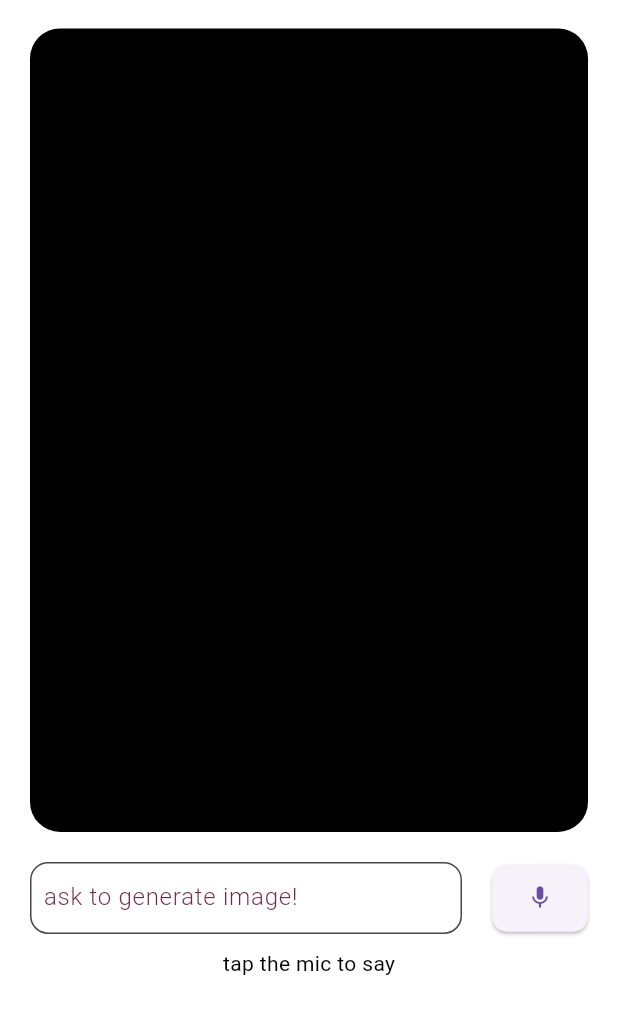
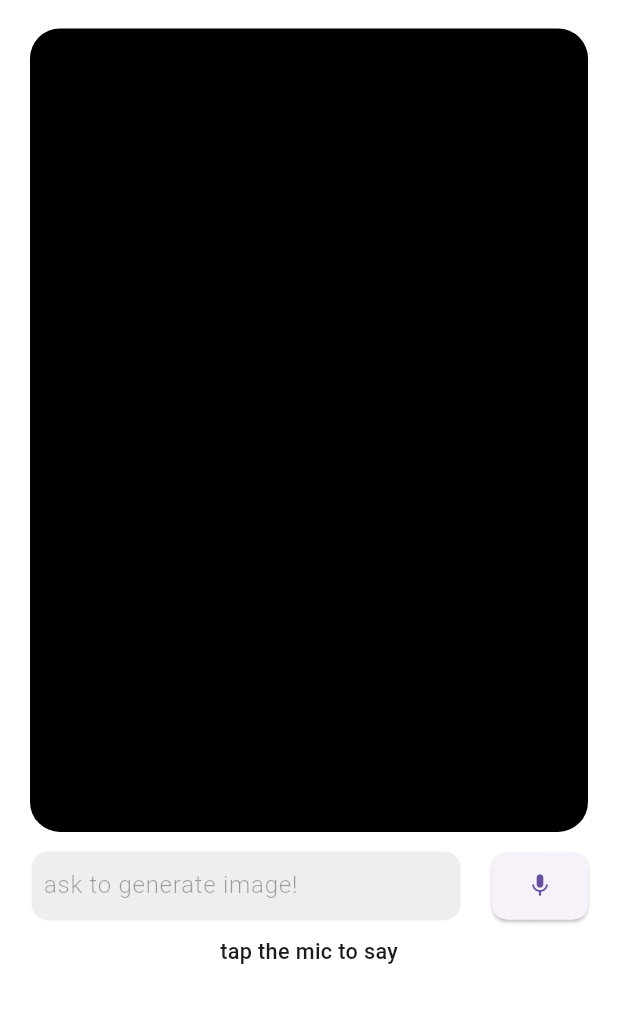
Before and after one commit to Utkarsh4517/Brahma-ChatGPT-Dall-E-Flutter, a Flutter app: the ImageScreen screen opened directly, on a phone screen of 412 x 824 dp, the part 63-1097 px from its top. Run offline on Flutter 3.47's test engine with Material 2 defaults, Android fonts, the phone set to English and light mode, and no system bars; drawn by our look-alikes of avatar_glow; our stand-ins replace animate_do, dynamic_color, flutter_riverpod, flutter_tts, google_fonts, lottie and 3 more; missing offline and left inert: chat_gpt_sdk; accounts and stored records are empty; network calls fail; Roboto replaces fonts that are missing (Chivo).

Commit message:
made changes to textfields

```diff
--- a/lib/screens/chat_screen.dart
+++ b/lib/screens/chat_screen.dart
@@ -1,5 +1,6 @@
 import 'package:animate_do/animate_do.dart';
 import 'package:brahma/provider/chats_provider.dart';
+import 'package:brahma/widgets/body_text.dart';
 import 'package:brahma/widgets/chat_item.dart';
 import 'package:brahma/widgets/text_and_voice_field.dart';
 import 'package:flutter/material.dart';
@@ -71,6 +72,7 @@ class _ChatScreenState extends State<ChatScreen> {
               padding: EdgeInsets.symmetric(horizontal: 12),
               child: TextAndVoiceField(),
             ),
+            const BodyText(bodyText: 'Swipe right to Generate Image')
           ],
         ),
       ),
--- a/lib/widgets/dalle_text_and_voice_field.dart
+++ b/lib/widgets/dalle_text_and_voice_field.dart
@@ -2,6 +2,7 @@ import 'dart:io';
 import 'package:animate_do/animate_do.dart';
 import 'package:brahma/screens/chat_screen.dart';
 import 'package:brahma/services/dalle_ai_handler.dart';
+import 'package:brahma/widgets/body_text.dart';
 import 'package:flutter/material.dart';
 import 'package:brahma/widgets/dalle_toggle_button.dart';
 import 'package:brahma/services/voice_handler.dart';
@@ -164,7 +165,7 @@ class _DalleTextAndVoiceFieldState
             ),
           ),
           const SizedBox(
-            height: 20,
+            height: 12,
           ),
           Row(
             children: [
@@ -181,14 +182,15 @@ class _DalleTextAndVoiceFieldState
                       vertical: 10,
                       horizontal: 5,
                     ),
-                    fillColor: Colors.white,
+                    fillColor: Colors.grey[200],
                     filled: true,
-                    border: OutlineInputBorder(
+                    enabledBorder: OutlineInputBorder(
+                      borderSide: const BorderSide(color: Colors.white),
                       borderRadius: BorderRadius.circular(12),
                     ),
                     hintText: 'ask to generate image!',
                     hintStyle: const TextStyle(
-                      color: Color.fromARGB(255, 112, 41, 65),
+                      color: Color.fromARGB(90, 0, 0, 0),
                       fontWeight: FontWeight.w300,
                     ),
                   ),
@@ -218,10 +220,7 @@ class _DalleTextAndVoiceFieldState
           const SizedBox(
             height: 10,
           ),
-          Text(
-            speechResult,
-            style: const TextStyle(color: Colors.black),
-          ),
+          BodyText(bodyText: speechResult),
         ],
       ),
     );
--- a/pubspec.yaml
+++ b/pubspec.yaml
@@ -77,7 +77,6 @@ flutter_icons:
   # To add assets to your application, add an assets section, like this:
   assets:
     - assets/icon/
-  #   - images/a_dot_ham.jpeg
 
   # An image asset can refer to one or more resolution-specific "variants", see
   # https://flutter.dev/assets-and-images/#resolution-aware
```
Also changed, not shown: lib/widgets/text_and_voice_field.dart (+5 -6 lines).
